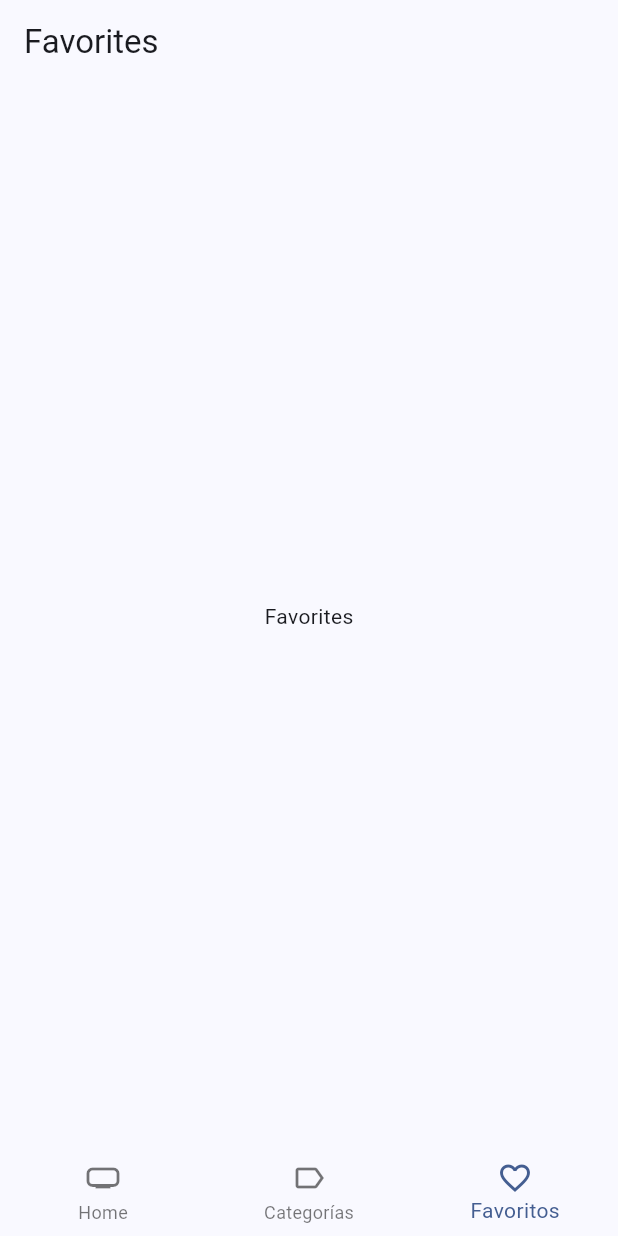
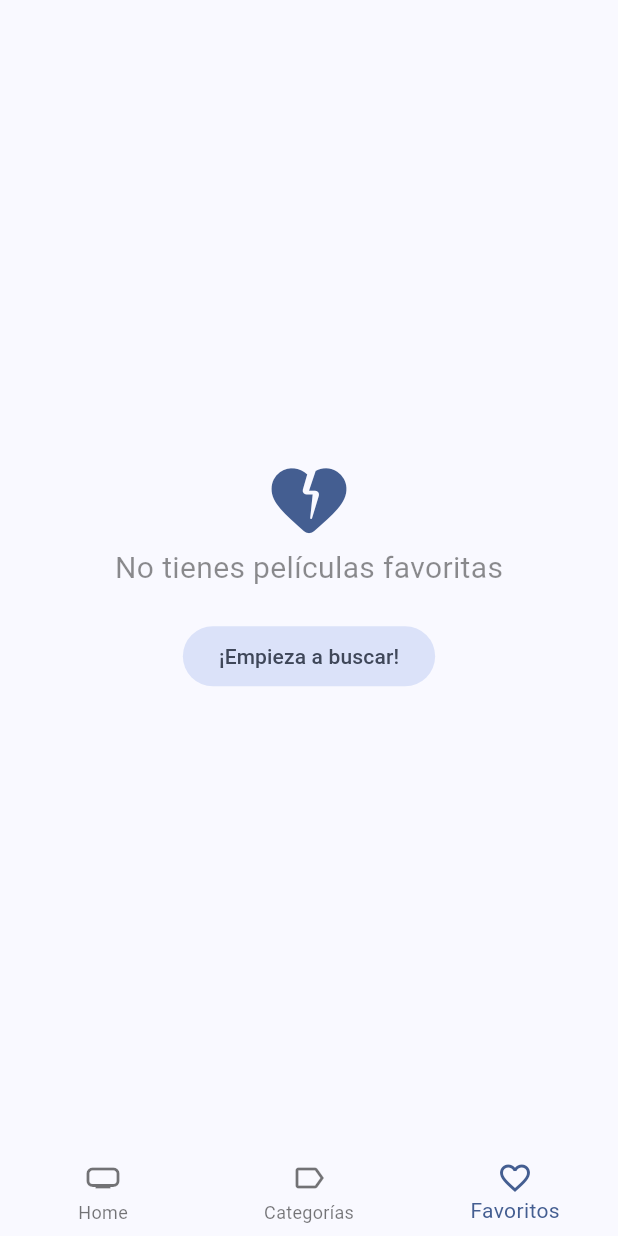
Before and after one commit to HctrGC/cinemapedia, a Flutter app: the screen it shows after launch, item 3 of the bottom bar chosen, on a phone screen of 412 x 824 dp. Run offline on Flutter 3.47's test engine with Material 3 defaults, Android fonts, the phone set to English and light mode, and no system bars; our stand-ins replace animate_do, card_swiper, dio, flutter_dotenv, flutter_riverpod, go_router and 1 more; accounts and stored records are empty; generated files the repository leaves out were written again; network calls fail.

Commit message:
Added functionality to Favorites View.

```diff
--- a/lib/presentation/providers/providers.dart
+++ b/lib/presentation/providers/providers.dart
@@ -6,4 +6,5 @@ export 'movies/movies_providers.dart';
 export 'movies/movies_repository_provider.dart';
 export 'movies/movies_slideshow_provider.dart';
 export 'search/search_movies_provider.dart';
+export 'storage/favorites_movies_provider.dart';
 export 'storage/local_storage.provider.dart';
--- a/lib/presentation/screens/movies/movie_screen.dart
+++ b/lib/presentation/screens/movies/movie_screen.dart
@@ -91,7 +91,7 @@ class _CustomSliverAppBar extends ConsumerWidget {
         IconButton(
           onPressed: () async {
 
-            await ref.watch(localStorageRepositoryProvider).toggleFavorite(movie);
+            await ref.read(favoriteMoviesProvider.notifier).toggleFavorite(movie);
 
             ref.invalidate(isFavoriteProvider(movie.id));
 
--- a/lib/presentation/views/movies/favorites_view.dart
+++ b/lib/presentation/views/movies/favorites_view.dart
@@ -1,15 +1,76 @@
 import 'package:flutter/material.dart';
 
-class FavoritesView extends StatelessWidget {
+import 'package:flutter_riverpod/flutter_riverpod.dart';
+
+import 'package:cinemapedia/domain/entities/movie.dart';
+import 'package:cinemapedia/presentation/providers/providers.dart';
+import 'package:cinemapedia/presentation/widgets/widgets.dart';
+import 'package:go_router/go_router.dart';
+
+class FavoritesView extends ConsumerStatefulWidget {
   const FavoritesView({super.key});
 
   @override
+  FavoritesViewState createState() => FavoritesViewState();
+}
+
+class FavoritesViewState extends ConsumerState<FavoritesView> {
+
+  late List<Movie> favoriteMovies = [];
+  bool isLastPage = false;
+  bool isLoading = false;
+
+  @override
+  void initState() {
+    super.initState();
+
+    ref.read(favoriteMoviesProvider.notifier).loadNextPage();
+  }
+
+  void loadNextPage() async {
+    if (isLoading || isLastPage) return;
+    isLoading = true;
+
+    final movies = await ref.read(favoriteMoviesProvider.notifier).loadNextPage();
+
+    if (movies.isEmpty) {
+      isLastPage = true;
+    }
+  }
+
+  @override
   Widget build(BuildContext context) {
+
+    favoriteMovies = ref.watch(favoriteMoviesProvider).values.toList();
+
+    if (favoriteMovies.isEmpty) {
+      final colors = Theme.of(context);
+      return Center(
+        child: Column(
+          mainAxisAlignment: MainAxisAlignment.center,
+          crossAxisAlignment: CrossAxisAlignment.center,
+          children: [
+
+            Icon(Icons.heart_broken_rounded, color: colors.primaryColor, size: 60),
+            Text('No tienes películas favoritas',
+              style: TextStyle(fontSize: 20, color: Colors.black45)
+            ),
+            SizedBox(height: 20),
+            FilledButton.tonal(
+              onPressed: () => context.go('/home/0'),
+              child: Text('¡Empieza a buscar!')
+            )
+
+          ]
+        )
+      );
+    }
+
     return Scaffold(
-      appBar: AppBar(
-        title: Text('Favorites'),
-      ),
-      body: Center(child: Text('Favorites')),
+      body: MovieMasonry(
+        movies: favoriteMovies,
+        loadNextPage: loadNextPage,
+      )
     );
   }
 }
--- a/lib/presentation/widgets/widgets.dart
+++ b/lib/presentation/widgets/widgets.dart
@@ -1,4 +1,6 @@
 export 'movies/movie_horizontal_listview.dart';
+export 'movies/movie_masonry.dart';
+export 'movies/movie_poster_link.dart';
 export 'movies/movies_slideshow.dart';
 export 'shared/custom_appbar.dart';
 export 'shared/custom_bottom_navigation_bar.dart';
--- a/pubspec.yaml
+++ b/pubspec.yaml
@@ -14,6 +14,7 @@ dependencies:
     sdk: flutter
   flutter_dotenv: ^5.2.1
   flutter_riverpod: ^2.6.1
+  flutter_staggered_grid_view: ^0.7.0
   go_router: ^15.1.2
   intl: ^0.20.2
   isar: ^3.1.0+1
```
Also changed, not shown: lib/presentation/providers/storage/favorites_movies_provider.dart (added, +48 -0 lines), lib/presentation/widgets/movies/movie_masonry.dart (added, +73 -0 lines), lib/presentation/widgets/movies/movie_poster_link.dart (added, +29 -0 lines), pubspec.lock.
